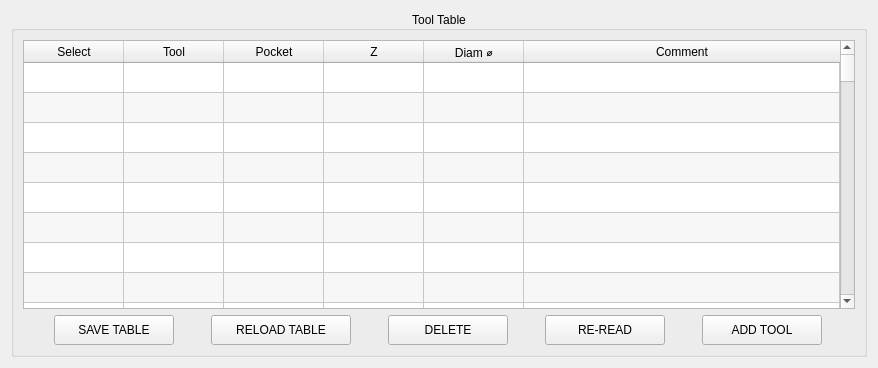
Old version of the form QtPyVCP/widgets/input_widgets/tooltable/tooltable.ui in the repository kcjengr/qtpyvcp.
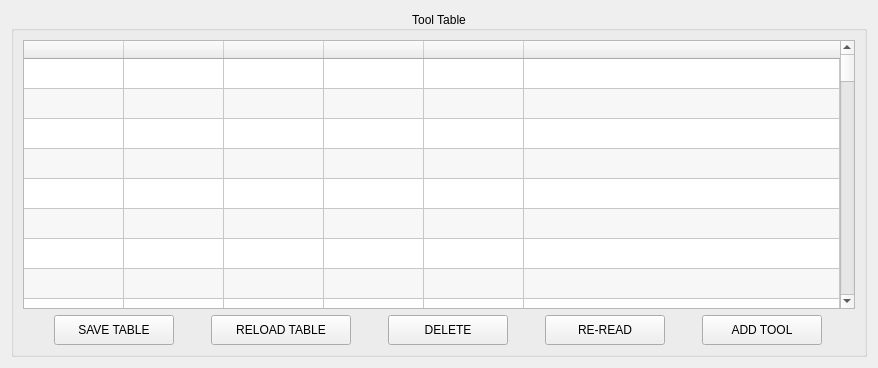
New version of the form.

Commit message: table header

Diff of the .ui file:
```diff
--- a/QtPyVCP/widgets/input_widgets/tooltable/tooltable.ui
+++ b/QtPyVCP/widgets/input_widgets/tooltable/tooltable.ui
@@ -147,7 +147,7 @@
         <row/>
         <column>
          <property name="text">
-          <string>Select</string>
+          <string/>
          </property>
          <property name="textAlignment">
           <set>AlignCenter</set>
@@ -155,7 +155,7 @@
         </column>
         <column>
          <property name="text">
-          <string>Tool</string>
+          <string/>
          </property>
          <property name="textAlignment">
           <set>AlignCenter</set>
@@ -163,7 +163,7 @@
         </column>
         <column>
          <property name="text">
-          <string>Pocket</string>
+          <string/>
          </property>
          <property name="textAlignment">
           <set>AlignCenter</set>
@@ -171,7 +171,7 @@
         </column>
         <column>
          <property name="text">
-          <string>Z</string>
+          <string/>
          </property>
          <property name="textAlignment">
           <set>AlignCenter</set>
@@ -179,7 +179,7 @@
         </column>
         <column>
          <property name="text">
-          <string>Diam ⌀</string>
+          <string/>
          </property>
          <property name="textAlignment">
           <set>AlignCenter</set>
@@ -187,7 +187,7 @@
         </column>
         <column>
          <property name="text">
-          <string>Comment</string>
+          <string/>
          </property>
          <property name="textAlignment">
           <set>AlignCenter</set>
```
The commit also changes 1 other file.
